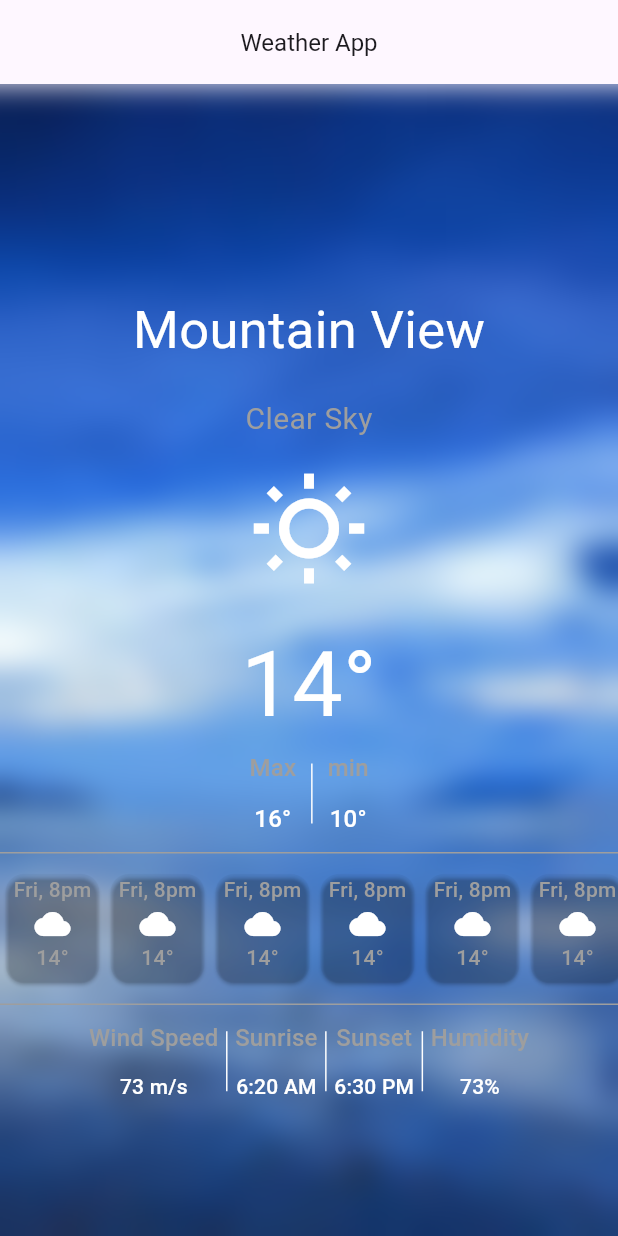
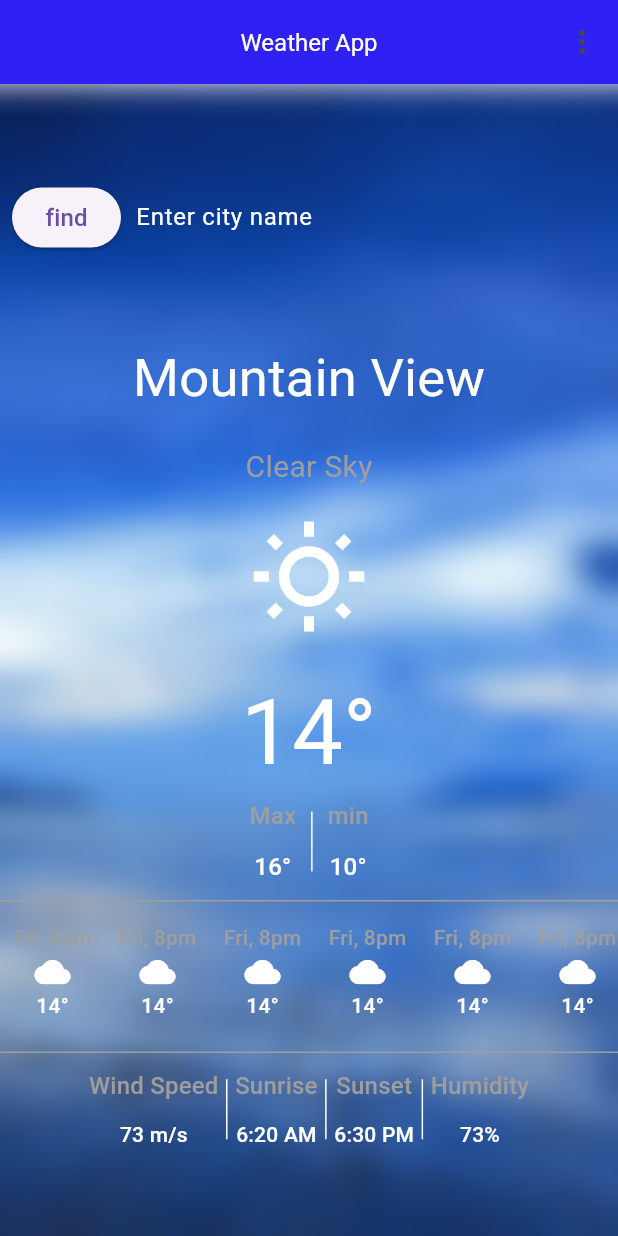
Before and after one commit to cyrus4u/weatherapp, a Flutter app: the screen it shows after launch, on a phone screen of 412 x 824 dp. Run offline on Flutter 3.47's test engine with Material 3 defaults, Android fonts, the phone set to English and light mode, and no system bars.

Commit message:
AppBar/PopupMenuButton

```diff
--- a/lib/main.dart
+++ b/lib/main.dart
@@ -15,6 +15,7 @@ class MyApp extends StatefulWidget {
 }
 
 class _MyAppState extends State<MyApp> {
+  TextEditingController textEditingController = TextEditingController();
   @override
   Widget build(BuildContext context) {
     return MaterialApp(
@@ -22,7 +23,21 @@ class _MyAppState extends State<MyApp> {
       theme: ThemeData(textTheme: AppTextThemes.textTheme16),
 
       home: Scaffold(
-        appBar: AppBar(title: Text('Weather App'), centerTitle: true),
+        appBar: AppBar(
+          backgroundColor: const Color.fromARGB(255, 47, 33, 243),
+          title: Text('Weather App', style: TextStyle(color: Colors.white)),
+          elevation: 0,
+          centerTitle: true,
+          actions: <Widget>[
+            PopupMenuButton<String>(
+              itemBuilder: (context) {
+                return {'Setting','Profile', 'Logout', 'Login'}.map((e) {
+                  return PopupMenuItem(value: e, child: Text(e));
+                }).toList();
+              },
+            ),
+          ],
+        ),
 
         body: Container(
           decoration: BoxDecoration(
@@ -32,11 +47,30 @@ class _MyAppState extends State<MyApp> {
             ),
           ),
           child: BackdropFilter(
-            filter: ImageFilter.blur(sigmaX: 10,sigmaY: 10),
+            filter: ImageFilter.blur(sigmaX: 10, sigmaY: 10),
             child: Center(
               child: SingleChildScrollView(
                 child: Column(
                   children: [
+                    Padding(
+                      padding: const EdgeInsets.all(8.0),
+                      child: Row(
+                        children: [
+                          ElevatedButton(onPressed: () {}, child: Text('find')),
+                          SizedBox(width: 10),
+                          Expanded(
+                            child: TextField(
+                              controller: textEditingController,
+                              decoration: InputDecoration(
+                                border: InputBorder.none,
+                                hintText: 'Enter city name',
+                                hintStyle: TextStyle(color: Colors.white),
+                              ),
+                            ),
+                          ),
+                        ],
+                      ),
+                    ),
                     Padding(
                       padding: const EdgeInsets.only(top: 50.0),
                       child: Text(
@@ -138,6 +172,7 @@ class _MyAppState extends State<MyApp> {
                                 height: 50,
                                 width: 70,
                                 child: Card(
+                                  elevation: 0,
                                   color: Colors.transparent,
                                   child: Column(
                                     children: [
@@ -158,7 +193,7 @@ class _MyAppState extends State<MyApp> {
                                             .textTheme
                                             .titleMedium!
                                             .copyWith(
-                                              color: Colors.grey,
+                                              color: Colors.white,
                                               fontSize: 14,
                                             ),
                                       ),
```
